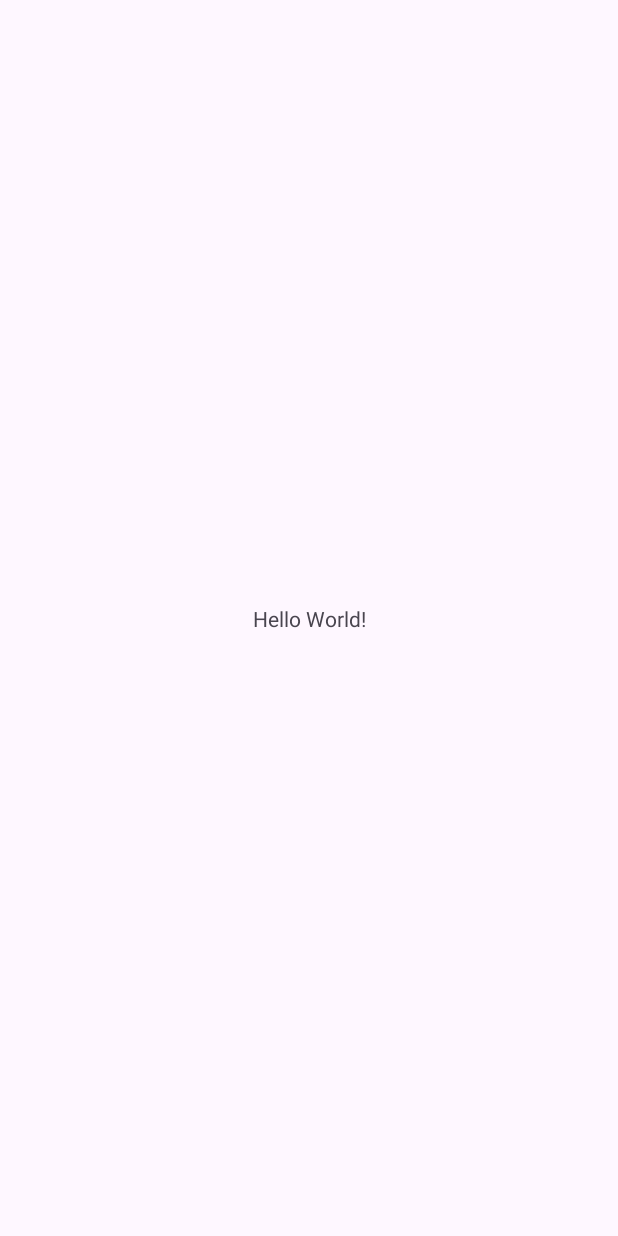
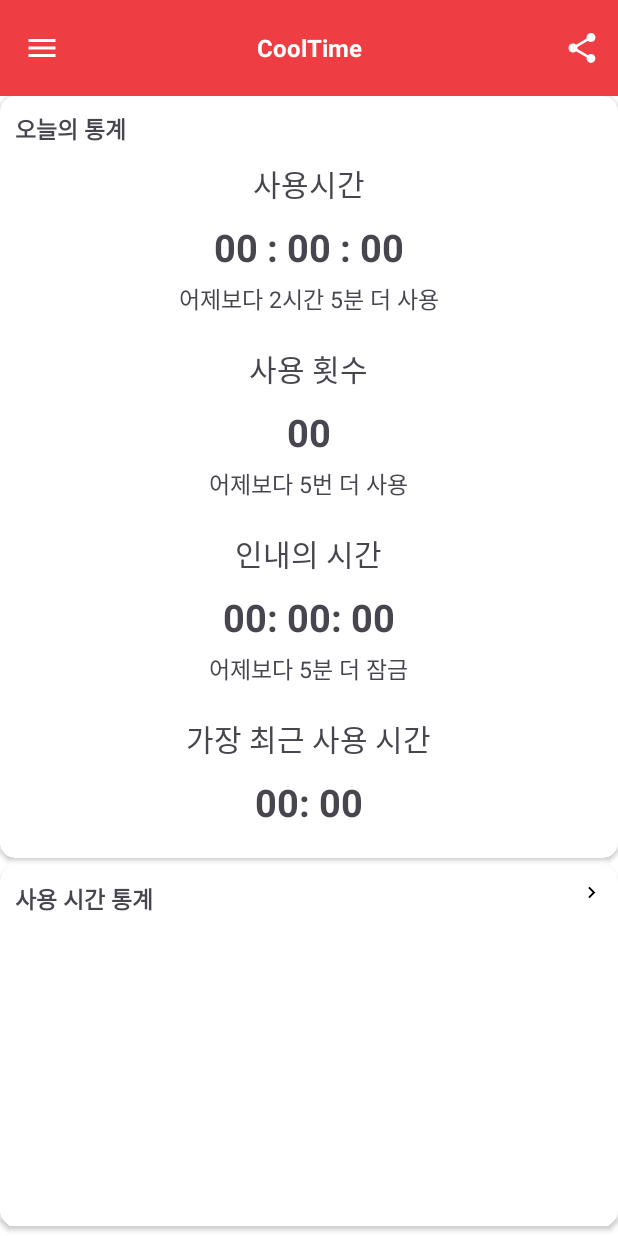
Before and after one commit to Only-App/Cool_Time, an Android app: the screen it shows after launch (MainActivity), on a phone screen of 412 x 824 dp. Before the commit the screen is almost empty. Run offline under Robolectric (Android 15) with nearby library versions, the phone set to English and light mode, and no system bars.

Commit message:
Add Main Activity and Fragment

```diff
--- a/Cool_Time/app/src/main/java/com/example/cool_time/MainActivity.kt
+++ b/Cool_Time/app/src/main/java/com/example/cool_time/MainActivity.kt
@@ -1,11 +1,55 @@
 package com.example.cool_time
-
 import androidx.appcompat.app.AppCompatActivity
 import android.os.Bundle
+import android.util.Log
+import android.view.Menu
+import android.view.MenuItem
+import android.widget.Toast
+import com.example.cool_time.R
+import com.example.cool_time.databinding.ActivityMainBinding
 
 class MainActivity : AppCompatActivity() {
+    private var binding : ActivityMainBinding? = null
     override fun onCreate(savedInstanceState: Bundle?) {
         super.onCreate(savedInstanceState)
-        setContentView(R.layout.activity_main)
+        binding = ActivityMainBinding.inflate(layoutInflater)
+        setContentView(binding!!.root)
+
+        setUpActionBar()
+        addMainFragment()
+    }
+
+    fun addMainFragment(){
+        supportFragmentManager.beginTransaction().add(R.id.frag_container, MainFragment()).commit()
+    }
+    fun setUpActionBar(){
+        setSupportActionBar(binding!!.toolbar) //toolbar -> actionbar
+        val actionbar = supportActionBar    //actionbar object (getSupportActionBar())
+
+        actionbar!!.setDisplayShowTitleEnabled(false) //Delete Title(App name)
+        actionbar!!.setDisplayHomeAsUpEnabled(true) //Activate Menu Button
+
+        actionbar!!.setHomeAsUpIndicator(R.drawable.menu_24dp)  //Replace Home button with Menu button
+
+    }
+    override fun onCreateOptionsMenu(menu: Menu?): Boolean { //Activate Share button
+        menuInflater.inflate(R.menu.actionbar_share_menu, menu)
+        return super.onCreateOptionsMenu(menu)
+    }
+
+    override fun onOptionsItemSelected(item: MenuItem): Boolean {
+        when(item.itemId){
+            R.id.share-> {  //share button
+                Toast.makeText(this, "Click Share Button", Toast.LENGTH_SHORT).show()
+                //TODO KAKAOTALK SHARE FUNCTION
+            }
+            android.R.id.home->{    //menu button
+                Toast.makeText(this, "Click Menu Button", Toast.LENGTH_SHORT).show()
+            }
+            else ->{
+                Log.e("Another Button", "Click")
+            }
+        }
+        return super.onOptionsItemSelected(item)
     }
 }
--- /dev/null
+++ b/Cool_Time/app/src/main/java/com/example/cool_time/MainFragment.kt
@@ -0,0 +1,68 @@
+package com.example.cool_time
+
+import android.os.Bundle
+import androidx.fragment.app.Fragment
+import android.view.LayoutInflater
+import android.view.View
+import android.view.ViewGroup
+import com.example.cool_time.databinding.FragmentMainBinding
+
+// TODO: Rename parameter arguments, choose names that match
+// the fragment initialization parameters, e.g. ARG_ITEM_NUMBER
+private const val ARG_PARAM1 = "param1"
+private const val ARG_PARAM2 = "param2"
+
+/**
+ * A simple [Fragment] subclass.
+ * Use the [MainFragment.newInstance] factory method to
+ * create an instance of this fragment.
+ */
+class MainFragment : Fragment() {
+    // TODO: Rename and change types of parameters
+    private var param1: String? = null
+    private var param2: String? = null
+
+    private var _binding : FragmentMainBinding? = null
+    val binding get() = _binding!!
+    override fun onCreate(savedInstanceState: Bundle?) {
+        super.onCreate(savedInstanceState)
+        arguments?.let {
+            param1 = it.getString(ARG_PARAM1)
+            param2 = it.getString(ARG_PARAM2)
+        }
+    }
+
+    override fun onCreateView(
+        inflater: LayoutInflater, container: ViewGroup?,
+        savedInstanceState: Bundle?
+    ): View? {
+        // Inflate the layout for this fragment
+        _binding= FragmentMainBinding.inflate(inflater, container, false)
+        return binding.root
+    }
+
+    override fun onViewCreated(view: View, savedInstanceState: Bundle?) {
+        super.onViewCreated(view, savedInstanceState)
+
+
+    }
+    companion object {
+        /**
+         * Use this factory method to create a new instance of
+         * this fragment using the provided parameters.
+         *
+         * @param param1 Parameter 1.
+         * @param param2 Parameter 2.
+         * @return A new instance of fragment MainFragment.
+         */
+        // TODO: Rename and change types and number of parameters
+        @JvmStatic
+        fun newInstance(param1: String, param2: String) =
+            MainFragment().apply {
+                arguments = Bundle().apply {
+                    putString(ARG_PARAM1, param1)
+                    putString(ARG_PARAM2, param2)
+                }
+            }
+    }
+}
--- /dev/null
+++ b/Cool_Time/app/src/main/res/drawable/menu_24dp.xml
@@ -0,0 +1,5 @@
+<vector android:height="24dp" android:tint="#000000"
+    android:viewportHeight="24" android:viewportWidth="24"
+    android:width="24dp" xmlns:android="http://schemas.android.com/apk/res/android">
+    <path android:fillColor="@android:color/white" android:pathData="M3,18h18v-2L3,16v2zM3,13h18v-2L3,11v2zM3,6v2h18L21,6L3,6z"/>
+</vector>
--- /dev/null
+++ b/Cool_Time/app/src/main/res/drawable/navigate_next_15dp.xml
@@ -0,0 +1,5 @@
+<vector android:autoMirrored="true" android:height="15dp"
+    android:tint="#000000" android:viewportHeight="24"
+    android:viewportWidth="24" android:width="15dp" xmlns:android="http://schemas.android.com/apk/res/android">
+    <path android:fillColor="@android:color/white" android:pathData="M10,6L8.59,7.41 13.17,12l-4.58,4.59L10,18l6,-6z"/>
+</vector>
--- /dev/null
+++ b/Cool_Time/app/src/main/res/drawable/share_24dp.xml
@@ -0,0 +1,5 @@
+<vector android:height="24dp" android:tint="#FFFFFF"
+    android:viewportHeight="24" android:viewportWidth="24"
+    android:width="24dp" xmlns:android="http://schemas.android.com/apk/res/android">
+    <path android:fillColor="@android:color/white" android:pathData="M18,16.08c-0.76,0 -1.44,0.3 -1.96,0.77L8.91,12.7c0.05,-0.23 0.09,-0.46 0.09,-0.7s-0.04,-0.47 -0.09,-0.7l7.05,-4.11c0.54,0.5 1.25,0.81 2.04,0.81 1.66,0 3,-1.34 3,-3s-1.34,-3 -3,-3 -3,1.34 -3,3c0,0.24 0.04,0.47 0.09,0.7L8.04,9.81C7.5,9.31 6.79,9 6,9c-1.66,0 -3,1.34 -3,3s1.34,3 3,3c0.79,0 1.5,-0.31 2.04,-0.81l7.12,4.16c-0.05,0.21 -0.08,0.43 -0.08,0.65 0,1.61 1.31,2.92 2.92,2.92 1.61,0 2.92,-1.31 2.92,-2.92s-1.31,-2.92 -2.92,-2.92z"/>
+</vector>
--- a/Cool_Time/app/src/main/res/layout/activity_main.xml
+++ b/Cool_Time/app/src/main/res/layout/activity_main.xml
@@ -6,13 +6,31 @@
     android:layout_height="match_parent"
     tools:context=".MainActivity">
 
-    <TextView
-        android:layout_width="wrap_content"
+
+    <androidx.appcompat.widget.Toolbar
+        android:id = "@+id/toolbar"
+        android:layout_width="match_parent"
         android:layout_height="wrap_content"
-        android:text="Hello World!"
+        app:layout_constraintTop_toTopOf="parent"
+        android:background = "@color/colorPrimary"
+        >
+
+        <TextView
+            android:layout_width="wrap_content"
+            android:layout_height = "wrap_content"
+            android:text = "CoolTime"
+            android:textSize= "16dp"
+            android:textColor ="@color/white"
+            android:textStyle="bold"
+            android:layout_gravity="center_horizontal" />
+
+    </androidx.appcompat.widget.Toolbar>
+
+    <androidx.fragment.app.FragmentContainerView
+        android:id = "@+id/frag_container"
+        android:layout_width="match_parent"
+        android:layout_height="0dp"
+        app:layout_constraintTop_toBottomOf="@id/toolbar"
         app:layout_constraintBottom_toBottomOf="parent"
-        app:layout_constraintEnd_toEndOf="parent"
-        app:layout_constraintStart_toStartOf="parent"
-        app:layout_constraintTop_toTopOf="parent" />
-
+    />
 </androidx.constraintlayout.widget.ConstraintLayout>
--- /dev/null
+++ b/Cool_Time/app/src/main/res/layout/fragment_main.xml
@@ -0,0 +1,230 @@
+<?xml version="1.0" encoding="utf-8"?>
+<FrameLayout xmlns:android="http://schemas.android.com/apk/res/android"
+    xmlns:tools="http://schemas.android.com/tools"
+    android:layout_width="match_parent"
+    android:layout_height="match_parent"
+    xmlns:card_view="http://schemas.android.com/apk/res-auto"
+    tools:context=".MainFragment"
+
+    >
+    <LinearLayout
+        android:layout_width="match_parent"
+        android:layout_height="match_parent"
+        android:orientation="vertical"
+        >
+    <!-- Today's Use Stats !-->
+    <androidx.cardview.widget.CardView
+        android:id= "@+id/cv_statistics_today"
+        android:layout_width="match_parent"
+        android:layout_height="wrap_content"
+        card_view:cardCornerRadius="10dp"
+        >
+
+        <LinearLayout
+            android:id ="@+id/ll_statistics_today"
+            android:layout_width="match_parent"
+            android:layout_height="wrap_content"
+            android:orientation="vertical"
+            android:padding = "10dp"
+            >
+
+            <TextView
+                android:layout_width="match_parent"
+                android:layout_height="wrap_content"
+                android:text= "오늘의 통계"
+                android:textStyle="bold"
+                android:textSize= "15dp"
+                />
+
+            <LinearLayout
+                android:id = "@+id/ll_use_time"
+                android:layout_width = "match_parent"
+                android:layout_height="wrap_content"
+                android:orientation="vertical"
+                android:layout_margin = "10dp"
+                >
+
+                <TextView
+                    android:layout_width = "wrap_content"
+                    android:layout_height=  "match_parent"
+                    android:text = "사용시간"
+                    android:textSize= "20dp"
+                    android:layout_gravity="center_horizontal"
+                    />
+
+                <TextView
+                    android:id ="@+id/tv_use_time"
+                    android:layout_width = "wrap_content"
+                    android:layout_height=  "match_parent"
+                    android:text = "00 : 00 : 00"
+                    android:textSize= "25dp"
+                    android:textStyle="bold"
+                    android:layout_marginTop = "10dp"
+                    android:layout_gravity="center_horizontal"
+                    />
+
+                <TextView
+                    android:layout_width = "wrap_content"
+                    android:layout_height=  "match_parent"
+                    android:text = "어제보다 2시간 5분 더 사용"
+                    android:textSize= "15dp"
+                    android:layout_marginTop= "5dp"
+                    android:layout_gravity="center_horizontal"
+                    />
+
+            </LinearLayout>
+
+            <LinearLayout
+                android:id = "@+id/ll_use_count"
+                android:layout_width = "match_parent"
+                android:layout_height="wrap_content"
+                android:orientation="vertical"
+                android:layout_margin ="10dp"
+                >
+
+                <TextView
+                    android:layout_width = "wrap_content"
+                    android:layout_height=  "match_parent"
+                    android:text = "사용 횟수"
+                    android:textSize= "20dp"
+                    android:layout_gravity="center_horizontal"
+                    />
+
+                <TextView
+                    android:id ="@+id/tv_use_count"
+                    android:layout_width = "wrap_content"
+                    android:layout_height=  "match_parent"
+                    android:text = "00"
+                    android:textSize= "25dp"
+                    android:textStyle="bold"
+                    android:layout_marginTop = "10dp"
+                    android:layout_gravity="center_horizontal"
+                    />
+
+                <TextView
+                    android:layout_width = "wrap_content"
+                    android:layout_height=  "match_parent"
+                    android:text = "어제보다 5번 더 사용"
+                    android:textSize= "15dp"
+                    android:layout_marginTop= "5dp"
+                    android:layout_gravity="center_horizontal"
+                    />
+
+            </LinearLayout>
+
+            <LinearLayout
+                android:id = "@+id/ll_endured_time"
+                android:layout_width = "match_parent"
+                android:layout_height="wrap_content"
+                android:orientation="vertical"
+                android:layout_margin ="10dp"
+                >
+
+                <TextView
+                    android:layout_width = "wrap_content"
+                    android:layout_height=  "match_parent"
+                    android:text = "인내의 시간"
+                    android:textSize= "20dp"
+                    android:layout_gravity="center_horizontal"
+                    />
+
+                <TextView
+                    android:id ="@+id/tv_endured_time"
+                    android:layout_width = "wrap_content"
+                    android:layout_height=  "match_parent"
+                    android:text = "00: 00: 00"
+                    android:textSize= "25dp"
+                    android:textStyle="bold"
+                    android:layout_marginTop = "10dp"
+                    android:layout_gravity="center_horizontal"
+                    />
+
+                <TextView
+                    android:layout_width = "wrap_content"
+                    android:layout_height=  "match_parent"
+                    android:text = "어제보다 5분 더 잠금"
+                    android:textSize= "15dp"
+                    android:layout_marginTop= "5dp"
+                    android:layout_gravity="center_horizontal"
+                    />
+
+            </LinearLayout>
+
+            <LinearLayout
+                android:id = "@+id/ll_recent_time"
+                android:layout_width = "match_parent"
+                android:layout_height="wrap_content"
+                android:orientation="vertical"
+                android:layout_margin ="10dp"
+                >
+
+                <TextView
+                    android:layout_width = "wrap_content"
+                    android:layout_height=  "match_parent"
+                    android:text = "가장 최근 사용 시간"
+                    android:textSize= "20dp"
+                    android:layout_gravity="center_horizontal"
+                    />
+
+                <TextView
+                    android:id ="@+id/tv_recent_time"
+                    android:layout_width = "wrap_content"
+                    android:layout_height=  "match_parent"
+                    android:text = "00: 00"
+                    android:textSize= "25dp"
+                    android:textStyle="bold"
+                    android:layout_marginTop = "10dp"
+                    android:layout_gravity="center_horizontal"
+                    />
+
+
+            </LinearLayout>
+        </LinearLayout>
+
+    </androidx.cardview.widget.CardView>
+
+
+
+    <!--Time Statistics !-->
+    <androidx.cardview.widget.CardView
+        android:id = "@+id/cv_statistics_time"
+        android:layout_width="match_parent"
+        android:layout_height="wrap_content"
+        card_view:cardCornerRadius="10dp"
+        android:layout_marginTop= "5dp">
+
+        <RelativeLayout
+            android:id="@+id/ll_statistics_time"
+            android:layout_width="match_parent"
+            android:layout_height="wrap_content"
+            android:orientation="horizontal"
+            android:padding="10dp">
+
+            <TextView
+                android:layout_width="wrap_content"
+                android:layout_height="wrap_content"
+                android:text="사용 시간 통계"
+                android:textSize="15dp"
+                android:layout_alignParentTop = "true"
+                android:layout_alignParentLeft="true"
+                android:textStyle="bold" />
+
+            <ImageView
+                android:layout_width="wrap_content"
+                android:layout_height="wrap_content"
+                android:layout_gravity="center"
+                android:layout_alignParentTop="true"
+                android:layout_alignParentRight="true"
+                android:src="@drawable/navigate_next_15dp" />
+        </RelativeLayout>
+
+        <!-- Chart View!-->
+        <View
+            android:layout_width="match_parent"
+            android:layout_height="240dp"
+            />
+    </androidx.cardview.widget.CardView>
+
+
+    </LinearLayout>
+</FrameLayout>
--- /dev/null
+++ b/Cool_Time/app/src/main/res/menu/actionbar_share_menu.xml
@@ -0,0 +1,10 @@
+<?xml version="1.0" encoding="utf-8"?>
+<menu xmlns:android="http://schemas.android.com/apk/res/android"
+    xmlns:app="http://schemas.android.com/apk/res-auto">
+    <item
+        android:id = "@+id/share"
+        android:title= "share"
+        android:icon = "@drawable/share_24dp"
+        app:showAsAction="always"
+        />
+</menu>
--- /dev/null
+++ b/Cool_Time/app/src/main/res/navigation/nav_graph.xml
@@ -0,0 +1,13 @@
+<?xml version="1.0" encoding="utf-8"?>
+<navigation xmlns:android="http://schemas.android.com/apk/res/android"
+    xmlns:app="http://schemas.android.com/apk/res-auto"
+    xmlns:tools="http://schemas.android.com/tools"
+    android:id="@+id/nav_graph"
+    app:startDestination="@id/mainFragment">
+
+    <fragment
+        android:id="@+id/mainFragment"
+        android:name="com.example.cool_time.MainFragment"
+        android:label="fragment_main"
+        tools:layout="@layout/fragment_main" />
+</navigation>
--- a/Cool_Time/app/src/main/res/values/colors.xml
+++ b/Cool_Time/app/src/main/res/values/colors.xml
@@ -2,4 +2,6 @@
 <resources>
     <color name="black">#FF000000</color>
     <color name="white">#FFFFFFFF</color>
+    <color name= "colorPrimary">#EE3D43</color>
+    <color name= "colorPrimaryDark">#D6442D</color>
 </resources>
--- a/Cool_Time/app/src/main/res/values/strings.xml
+++ b/Cool_Time/app/src/main/res/values/strings.xml
@@ -1,3 +1,5 @@
 <resources>
     <string name="app_name">Cool_Time</string>
+    <!-- TODO: Remove or change this placeholder text -->
+    <string name="hello_blank_fragment">Hello blank fragment</string>
 </resources>
--- a/Cool_Time/app/src/main/res/values/themes.xml
+++ b/Cool_Time/app/src/main/res/values/themes.xml
@@ -3,7 +3,20 @@
     <style name="Base.Theme.Cool_Time" parent="Theme.Material3.DayNight.NoActionBar">
         <!-- Customize your light theme here. -->
         <!-- <item name="colorPrimary">@color/my_light_primary</item> -->
+        <item name="colorPrimary">@color/colorPrimary</item>
+        <item name="colorPrimaryDark">@color/colorPrimaryDark</item>
+        <item name = "android:textColorPrimary">@color/black</item>
+        <item name = "android:windowBackground">@color/white</item>
+
+        <item name = "toolbarNavigationButtonStyle">@style/Theme.AppCompat.Actionbar</item>
     </style>
 
-    <style name="Theme.Cool_Time" parent="Base.Theme.Cool_Time" />
+    <style name="Theme.Cool_Time" parent="Base.Theme.Cool_Time" ></style>
+
+
+
+
+    <style name= "Theme.AppCompat.Actionbar" parent = "Widget.AppCompat.Toolbar.Button.Navigation">
+        <item name = "android:tint">@color/white</item>
+    </style>
 </resources>
```
Also changed, not shown: Cool_Time/app/build.gradle.kts (+6 -1 lines).
